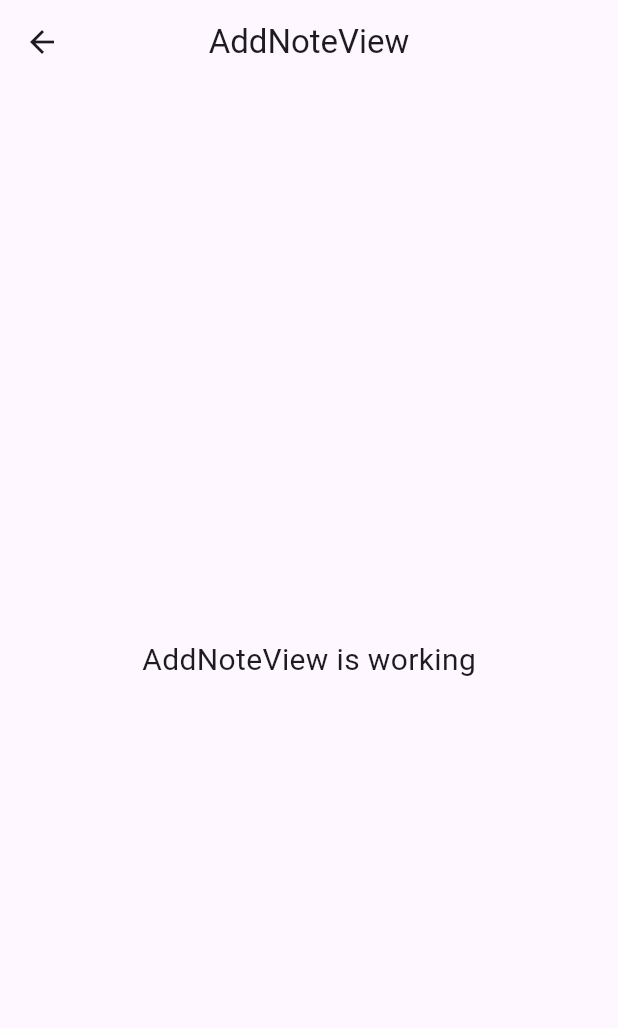
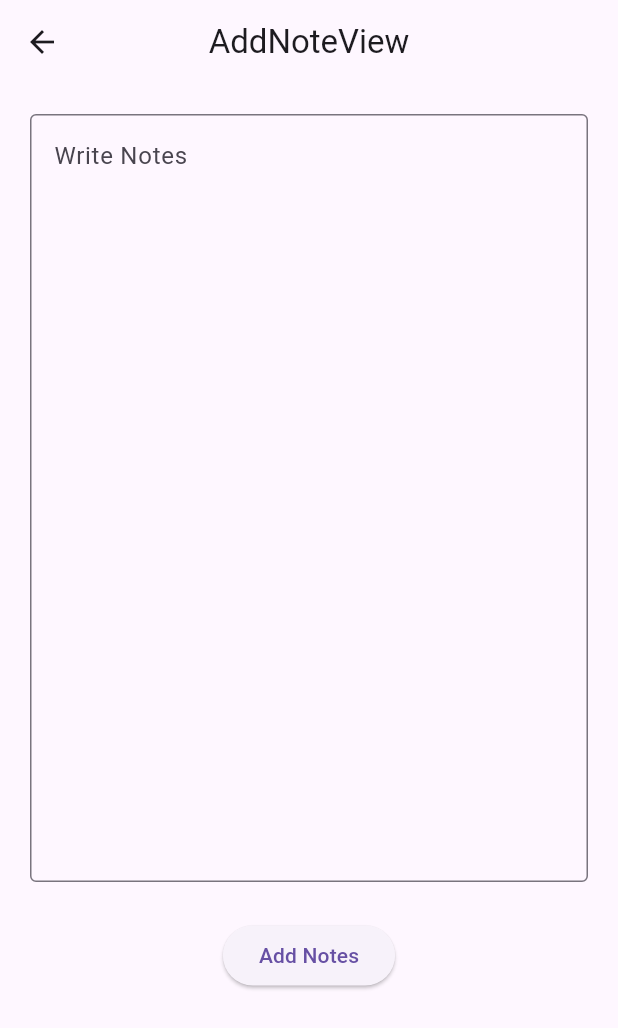
Before and after one commit to MhrzSohin/Notes-App, a Flutter app: the AddNoteView screen opened by its route, on a phone screen of 412 x 824 dp. Shown: the top 1028 px of the screen. Run offline on Flutter 3.47's test engine with Material 3 defaults, Android fonts, the phone set to English and light mode, and no system bars; our stand-ins replace get, skeletonizer.

Commit message:
added buttons and textfield in add_note_view

```diff
--- a/lib/app/modules/add_note/views/add_note_view.dart
+++ b/lib/app/modules/add_note/views/add_note_view.dart
@@ -13,10 +13,24 @@ class AddNoteView extends GetView<AddNoteController> {
         title: const Text('AddNoteView'),
         centerTitle: true,
       ),
-      body: const Center(
-        child: Text(
-          'AddNoteView is working',
-          style: TextStyle(fontSize: 20),
+      body: Container(
+        padding: EdgeInsets.all(20),
+        child: Column(
+          children: [
+            TextFormField(
+              decoration: InputDecoration(
+                hintText: "Write Notes",
+                border: OutlineInputBorder(
+                  borderRadius: BorderRadius.circular(4),
+                ),
+              ),
+              maxLines: 20,
+            ),
+            SizedBox(
+              height: 25,
+            ),
+            ElevatedButton(onPressed: () {}, child: Text("Add Notes")),
+          ],
         ),
       ),
     );
```
